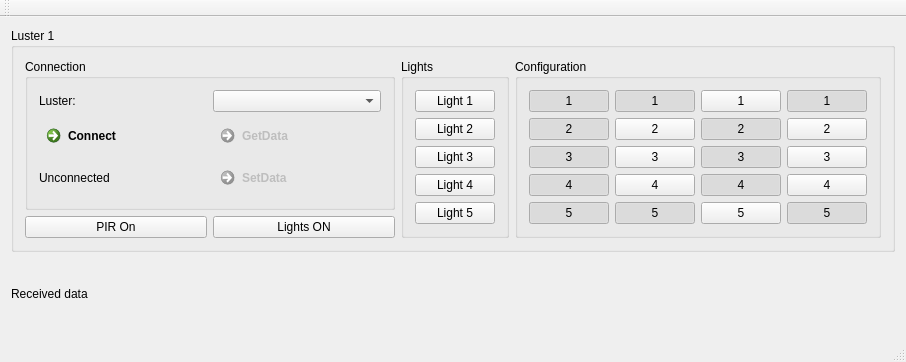
bulanek/light, file qt_control/mainwindow.ui: the form before one commit.
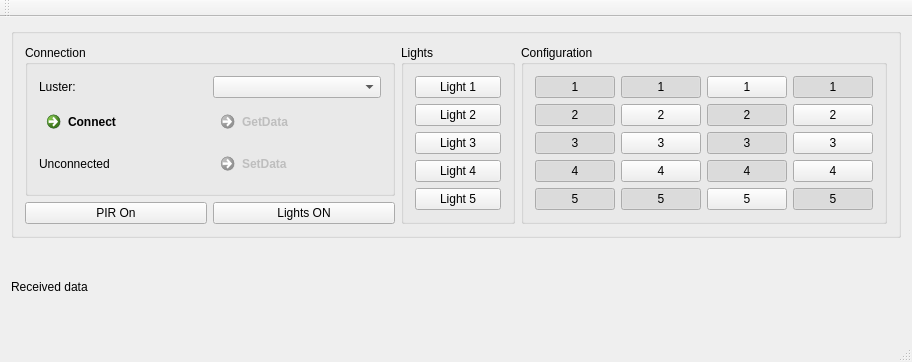
The form after the commit.

The edit to the form file:
```diff
--- a/qt_control/mainwindow.ui
+++ b/qt_control/mainwindow.ui
@@ -6,7 +6,7 @@
    <rect>
     <x>0</x>
     <y>0</y>
-    <width>886</width>
+    <width>912</width>
     <height>362</height>
    </rect>
   </property>
@@ -18,7 +18,7 @@
     <item row="1" column="0" colspan="2">
      <widget class="QGroupBox" name="groupBox_4">
       <property name="title">
-       <string>Luster 1</string>
+       <string/>
       </property>
       <layout class="QGridLayout" name="gridLayout_4">
        <item row="0" column="0">
```
